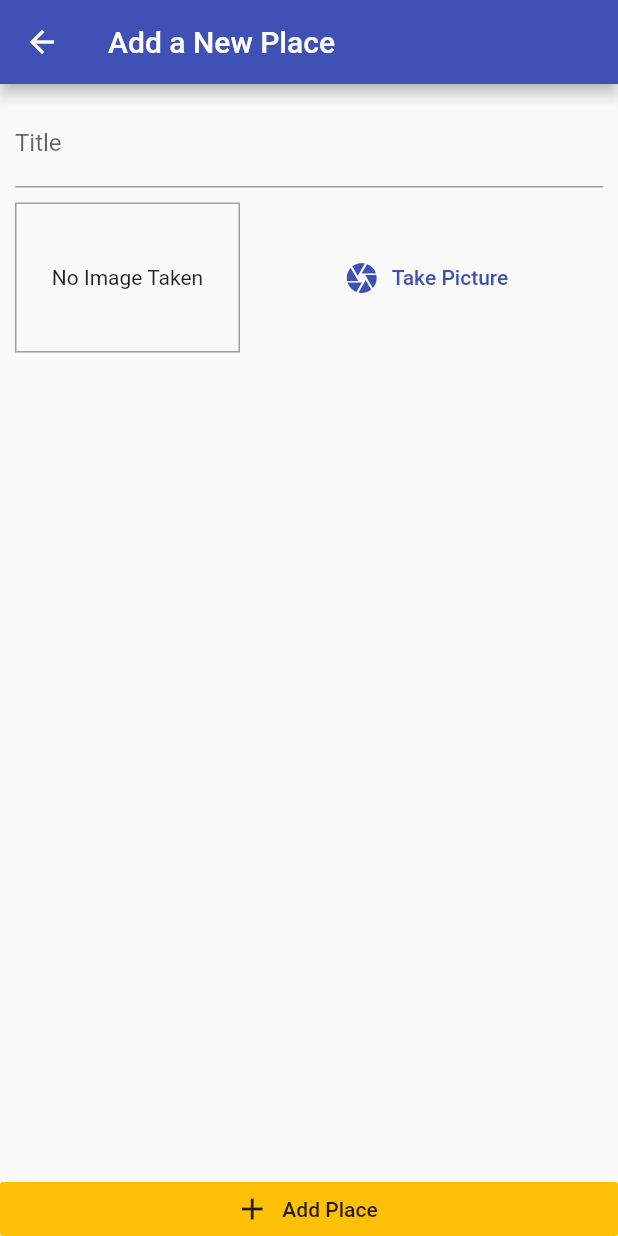
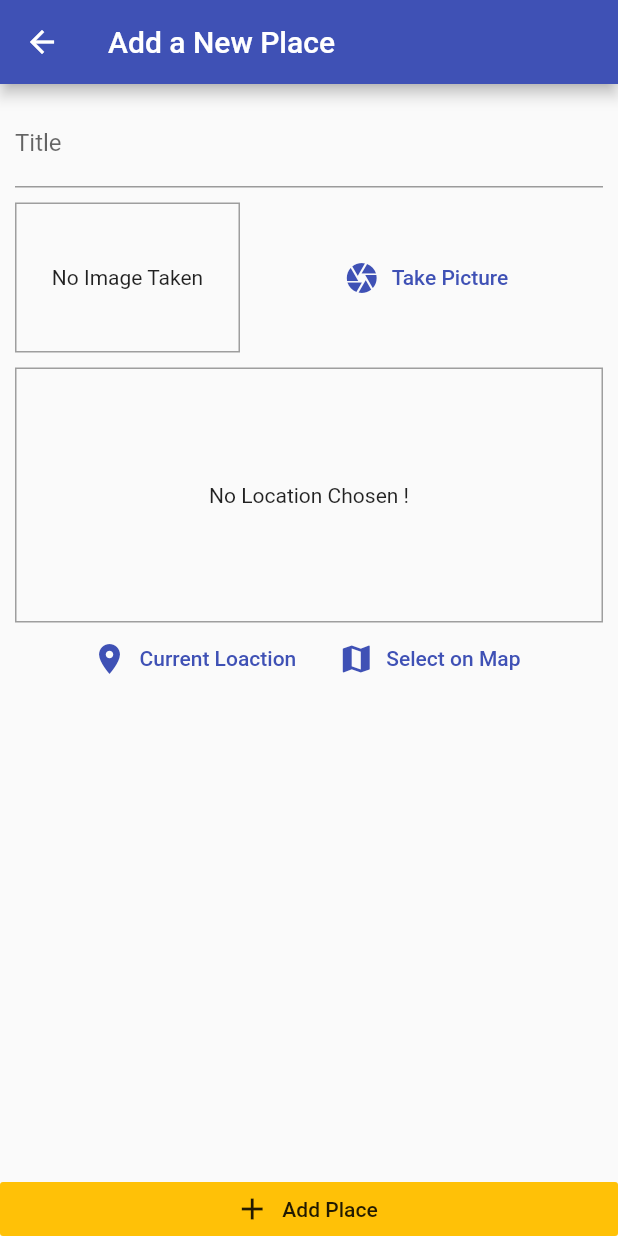
Before and after one commit to majdew/greatplaces, a Flutter app: the AddPlaceScreen screen opened by its route, on a phone screen of 412 x 824 dp. Run offline on Flutter 3.47's test engine with Material 2 defaults, Android fonts, the phone set to English and light mode, and no system bars; our stand-ins replace image_picker, sqflite; accounts and stored records are empty.

Commit message:
require location package , location input design

```diff
--- a/lib/screens/add_place_screen.dart
+++ b/lib/screens/add_place_screen.dart
@@ -4,6 +4,8 @@ import 'package:flutter/material.dart';
 import 'package:provider/provider.dart';
 
 import '../widgets/image_input.dart';
+import '../widgets/location_input.dart';
+
 import '../providers/places.dart';
 
 class AddPlaceScreen extends StatefulWidget {
@@ -57,6 +59,10 @@ class _AddPlaceScreenState extends State<AddPlaceScreen> {
                       height: 10,
                     ),
                     ImageInput(_selectImage),
+                    SizedBox(
+                      height: 10,
+                    ),
+                    LocationInput(),
                   ],
                 ),
               ),
--- /dev/null
+++ b/lib/widgets/location_input.dart
@@ -0,0 +1,50 @@
+import 'package:flutter/material.dart';
+
+class LocationInput extends StatefulWidget {
+  @override
+  _LocationInputState createState() => _LocationInputState();
+}
+
+class _LocationInputState extends State<LocationInput> {
+  String _previewImageUrl;
+  @override
+  Widget build(BuildContext context) {
+    return Column(
+      children: [
+        Container(
+          height: 170,
+          width: double.infinity,
+          decoration:
+              BoxDecoration(border: Border.all(width: 1, color: Colors.grey)),
+          alignment: Alignment.center,
+          child: _previewImageUrl == null
+              ? Text(
+                  "No Location Chosen !",
+                  textAlign: TextAlign.center,
+                )
+              : Image.network(
+                  _previewImageUrl,
+                  fit: BoxFit.cover,
+                ),
+        ),
+        Row(
+          mainAxisAlignment: MainAxisAlignment.center,
+          children: [
+            FlatButton.icon(
+              onPressed: () {},
+              icon: Icon(Icons.location_on),
+              label: Text('Current Loaction'),
+              textColor: Theme.of(context).primaryColor,
+            ),
+            FlatButton.icon(
+              onPressed: () {},
+              icon: Icon(Icons.map),
+              label: Text('Select on Map'),
+              textColor: Theme.of(context).primaryColor,
+            ),
+          ],
+        )
+      ],
+    );
+  }
+}
--- a/pubspec.yaml
+++ b/pubspec.yaml
@@ -28,6 +28,7 @@ dependencies:
     path_provider: ^1.6.11
     path: ^1.7.0
     sqflite: ^1.3.0
+    location: ^3.0.2
 
     # The following adds the Cupertino Icons font to your application.
     # Use with the CupertinoIcons class for iOS style icons.
```
Also changed, not shown: pubspec.lock.
